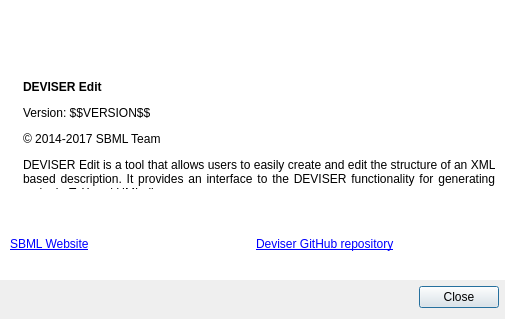
Qt form ui/dialogabout.ui (sbmlteam/QtDeviser) before a commit.
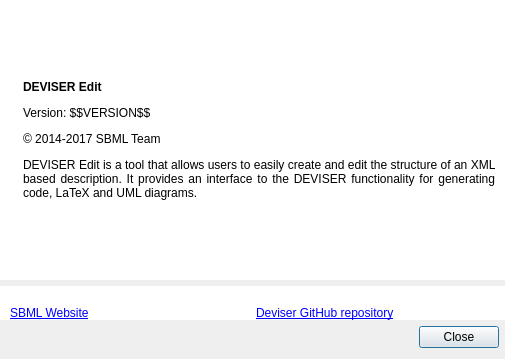
The same form after that commit. Icons and pictures are not drawn.

Commit message: sorted getting all the text

```diff
--- a/ui/dialogabout.ui
+++ b/ui/dialogabout.ui
@@ -58,7 +58,7 @@
      </property>
     </widget>
    </item>
-   <item row="0" column="0" rowspan="3" colspan="2">
+   <item row="0" column="0" rowspan="2" colspan="2">
     <widget class="QWidget" name="" native="true">
      <property name="styleSheet">
       <string notr="true">background-color: rgb(255, 255, 255);</string>
```
